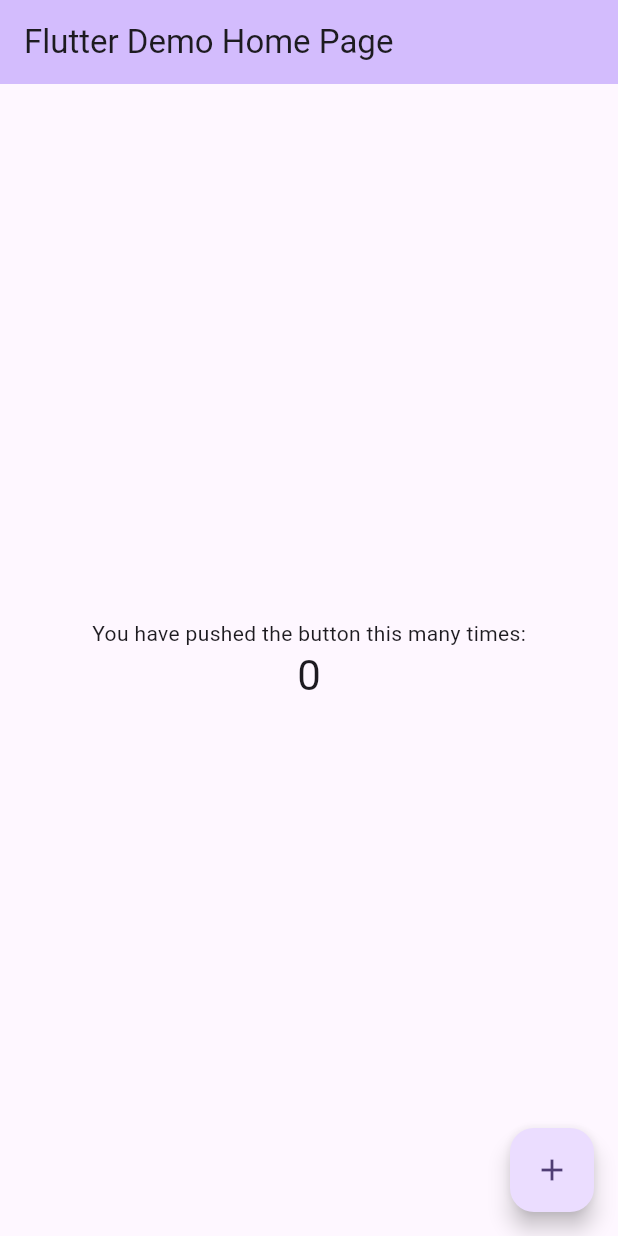
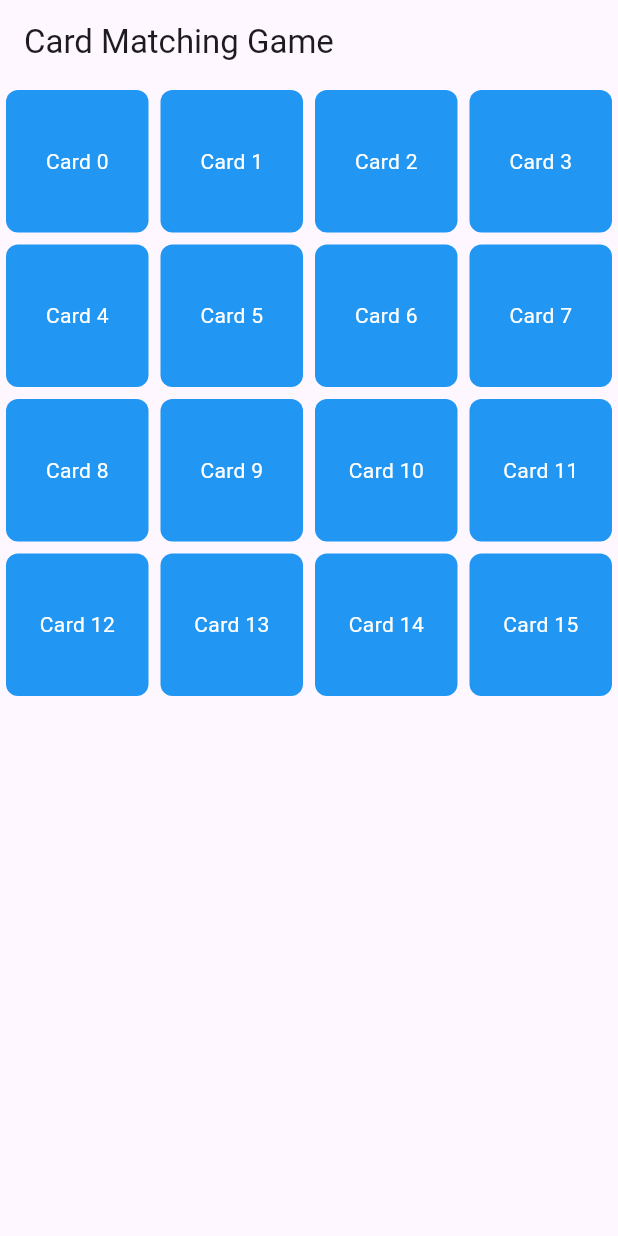
Before and after one commit to JackyZheng070102/Homework3v2, a Flutter app: the screen it shows after launch, on a phone screen of 412 x 824 dp. Run offline on Flutter 3.47's test engine with Material 3 defaults, Android fonts, the phone set to English and light mode, and no system bars.

Commit message:
Design UI with grid of face-down cards

```diff
--- a/lib/main.dart
+++ b/lib/main.dart
@@ -1,125 +1,73 @@
 import 'package:flutter/material.dart';
 
 void main() {
-  runApp(const MyApp());
+  runApp(CardMatchingGame());
 }
 
-class MyApp extends StatelessWidget {
-  const MyApp({super.key});
-
-  // This widget is the root of your application.
+class CardMatchingGame extends StatelessWidget {
   @override
   Widget build(BuildContext context) {
     return MaterialApp(
-      title: 'Flutter Demo',
+      title: 'Card Matching Game',
       theme: ThemeData(
-        // This is the theme of your application.
-        //
-        // TRY THIS: Try running your application with "flutter run". You'll see
-        // the application has a purple toolbar. Then, without quitting the app,
-        // try changing the seedColor in the colorScheme below to Colors.green
-        // and then invoke "hot reload" (save your changes or press the "hot
-        // reload" button in a Flutter-supported IDE, or press "r" if you used
-        // the command line to start the app).
-        //
-        // Notice that the counter didn't reset back to zero; the application
-        // state is not lost during the reload. To reset the state, use hot
-        // restart instead.
-        //
-        // This works for code too, not just values: Most code changes can be
-        // tested with just a hot reload.
-        colorScheme: ColorScheme.fromSeed(seedColor: Colors.deepPurple),
-        useMaterial3: true,
+        primarySwatch: Colors.blue,
       ),
-      home: const MyHomePage(title: 'Flutter Demo Home Page'),
+      home: GameScreen(),
     );
   }
 }
 
-class MyHomePage extends StatefulWidget {
-  const MyHomePage({super.key, required this.title});
-
-  // This widget is the home page of your application. It is stateful, meaning
-  // that it has a State object (defined below) that contains fields that affect
-  // how it looks.
-
-  // This class is the configuration for the state. It holds the values (in this
-  // case the title) provided by the parent (in this case the App widget) and
-  // used by the build method of the State. Fields in a Widget subclass are
-  // always marked "final".
-
-  final String title;
-
+class GameScreen extends StatefulWidget {
   @override
-  State<MyHomePage> createState() => _MyHomePageState();
+  _GameScreenState createState() => _GameScreenState();
 }
 
-class _MyHomePageState extends State<MyHomePage> {
-  int _counter = 0;
-
-  void _incrementCounter() {
-    setState(() {
-      // This call to setState tells the Flutter framework that something has
-      // changed in this State, which causes it to rerun the build method below
-      // so that the display can reflect the updated values. If we changed
-      // _counter without calling setState(), then the build method would not be
-      // called again, and so nothing would appear to happen.
-      _counter++;
-    });
-  }
+class _GameScreenState extends State<GameScreen> {
+  List<String> cards = List<String>.generate(16, (index) => 'Card $index');
 
   @override
   Widget build(BuildContext context) {
-    // This method is rerun every time setState is called, for instance as done
-    // by the _incrementCounter method above.
-    //
-    // The Flutter framework has been optimized to make rerunning build methods
-    // fast, so that you can just rebuild anything that needs updating rather
-    // than having to individually change instances of widgets.
     return Scaffold(
       appBar: AppBar(
-        // TRY THIS: Try changing the color here to a specific color (to
-        // Colors.amber, perhaps?) and trigger a hot reload to see the AppBar
-        // change color while the other colors stay the same.
-        backgroundColor: Theme.of(context).colorScheme.inversePrimary,
-        // Here we take the value from the MyHomePage object that was created by
-        // the App.build method, and use it to set our appbar title.
-        title: Text(widget.title),
+        title: Text('Card Matching Game'),
       ),
-      body: Center(
-        // Center is a layout widget. It takes a single child and positions it
-        // in the middle of the parent.
-        child: Column(
-          // Column is also a layout widget. It takes a list of children and
-          // arranges them vertically. By default, it sizes itself to fit its
-          // children horizontally, and tries to be as tall as its parent.
-          //
-          // Column has various properties to control how it sizes itself and
-          // how it positions its children. Here we use mainAxisAlignment to
-          // center the children vertically; the main axis here is the vertical
-          // axis because Columns are vertical (the cross axis would be
-          // horizontal).
-          //
-          // TRY THIS: Invoke "debug painting" (choose the "Toggle Debug Paint"
-          // action in the IDE, or press "p" in the console), to see the
-          // wireframe for each widget.
-          mainAxisAlignment: MainAxisAlignment.center,
-          children: <Widget>[
-            const Text(
-              'You have pushed the button this many times:',
-            ),
-            Text(
-              '$_counter',
-              style: Theme.of(context).textTheme.headlineMedium,
-            ),
-          ],
+      body: GridView.builder(
+        gridDelegate: SliverGridDelegateWithFixedCrossAxisCount(
+          crossAxisCount: 4, // 4x4 grid
         ),
+        itemCount: cards.length,
+        itemBuilder: (context, index) {
+          return CardWidget(index: index);
+        },
       ),
-      floatingActionButton: FloatingActionButton(
-        onPressed: _incrementCounter,
-        tooltip: 'Increment',
-        child: const Icon(Icons.add),
-      ), // This trailing comma makes auto-formatting nicer for build methods.
     );
   }
 }
+
+class CardWidget extends StatelessWidget {
+  final int index;
+
+  const CardWidget({Key? key, required this.index}) : super(key: key);
+
+  @override
+  Widget build(BuildContext context) {
+    return GestureDetector(
+      onTap: () {
+        // Handle card tap
+      },
+      child: Container(
+        margin: EdgeInsets.all(4.0),
+        decoration: BoxDecoration(
+          color: Colors.blue,
+          borderRadius: BorderRadius.circular(8.0),
+        ),
+        child: Center(
+          child: Text(
+            'Card $index',
+            style: TextStyle(color: Colors.white),
+          ),
+        ),
+      ),
+    );
+  }
+}
```
